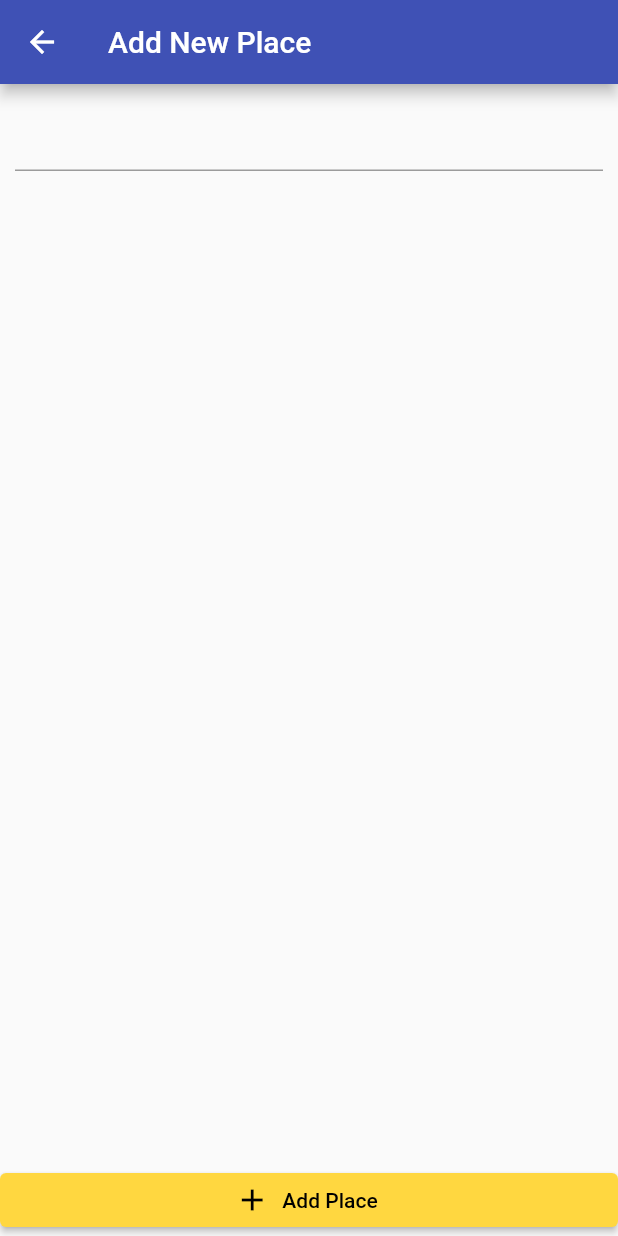
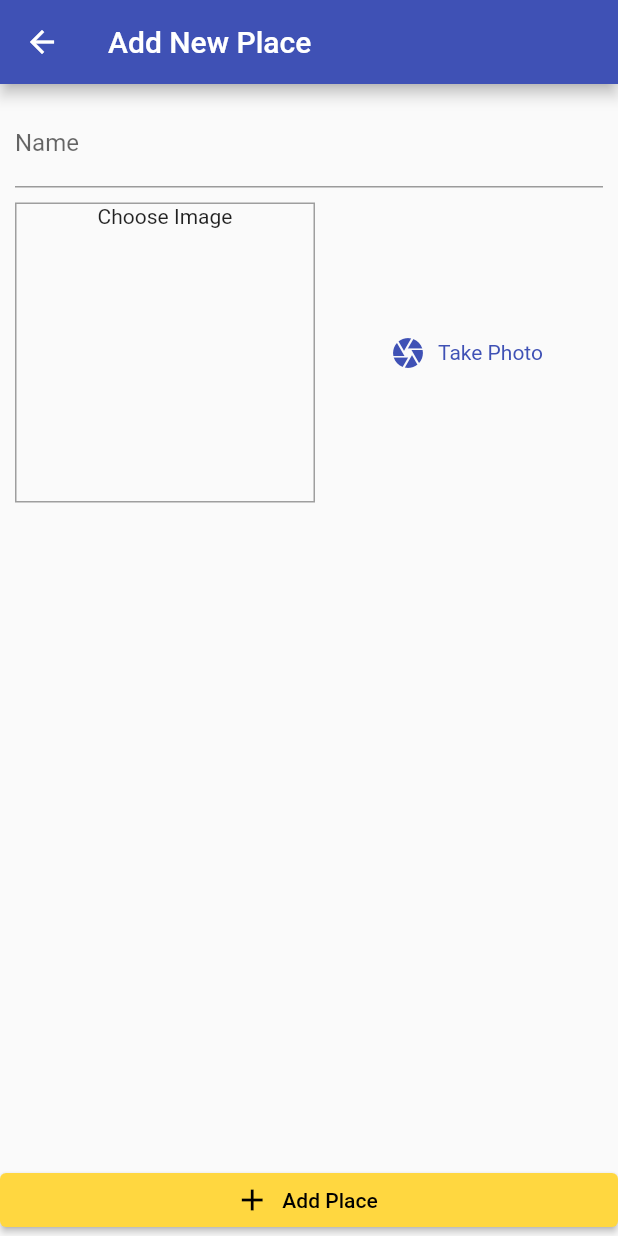
Before and after one commit to jemcmullin/flutter_udemy_great_places, a Flutter app: the AddPlaceScreen screen opened by its route, on a phone screen of 412 x 824 dp. Run offline on Flutter 3.47's test engine with Material 2 defaults, Android fonts, the phone set to English and light mode, and no system bars.

Commit message:
new widget for taking photo on add place

```diff
--- a/lib/screens/add_place_screen.dart
+++ b/lib/screens/add_place_screen.dart
@@ -1,4 +1,5 @@
 import 'package:flutter/material.dart';
+import '../widgets/image_input.dart';
 
 class AddPlaceScreen extends StatefulWidget {
   static const routeName = '/add-place';
@@ -7,6 +8,7 @@ class AddPlaceScreen extends StatefulWidget {
 }
 
 class _AddPlaceScreenState extends State<AddPlaceScreen> {
+  final _nameController = TextEditingController();
   @override
   Widget build(BuildContext context) {
     return Scaffold(
@@ -23,7 +25,14 @@ class _AddPlaceScreenState extends State<AddPlaceScreen> {
                   padding: const EdgeInsets.all(10.0),
                   child: Column(
                     children: [
-                      TextField(),
+                      TextField(
+                        decoration: InputDecoration(labelText: 'Name'),
+                        controller: _nameController,
+                      ),
+                      SizedBox(
+                        height: 10,
+                      ),
+                      ImageInput(),
                     ],
                   ),
                 ),
--- /dev/null
+++ b/lib/widgets/image_input.dart
@@ -0,0 +1,48 @@
+import 'dart:io';
+import 'package:flutter/material.dart';
+
+class ImageInput extends StatefulWidget {
+  @override
+  _ImageInputState createState() => _ImageInputState();
+}
+
+class _ImageInputState extends State<ImageInput> {
+  File _storedImage;
+  @override
+  Widget build(BuildContext context) {
+    return Row(
+      children: [
+        Container(
+          height: 200,
+          width: 200,
+          decoration: BoxDecoration(
+            border: Border.all(width: 1, color: Colors.grey),
+          ),
+          child: _storedImage != null
+              ? Image.file(
+                  _storedImage,
+                  fit: BoxFit.cover,
+                  alignment: Alignment.center,
+                )
+              : Text(
+                  'Choose Image',
+                  textAlign: TextAlign.center,
+                ),
+        ),
+        SizedBox(
+          width: 10,
+        ),
+        Expanded(
+          child: TextButton.icon(
+            icon: Icon(Icons.camera),
+            label: Text('Take Photo'),
+            style: TextButton.styleFrom(
+              textStyle: TextStyle(color: Theme.of(context).primaryColor),
+            ),
+            onPressed: () {},
+          ),
+        )
+      ],
+    );
+  }
+}
```
